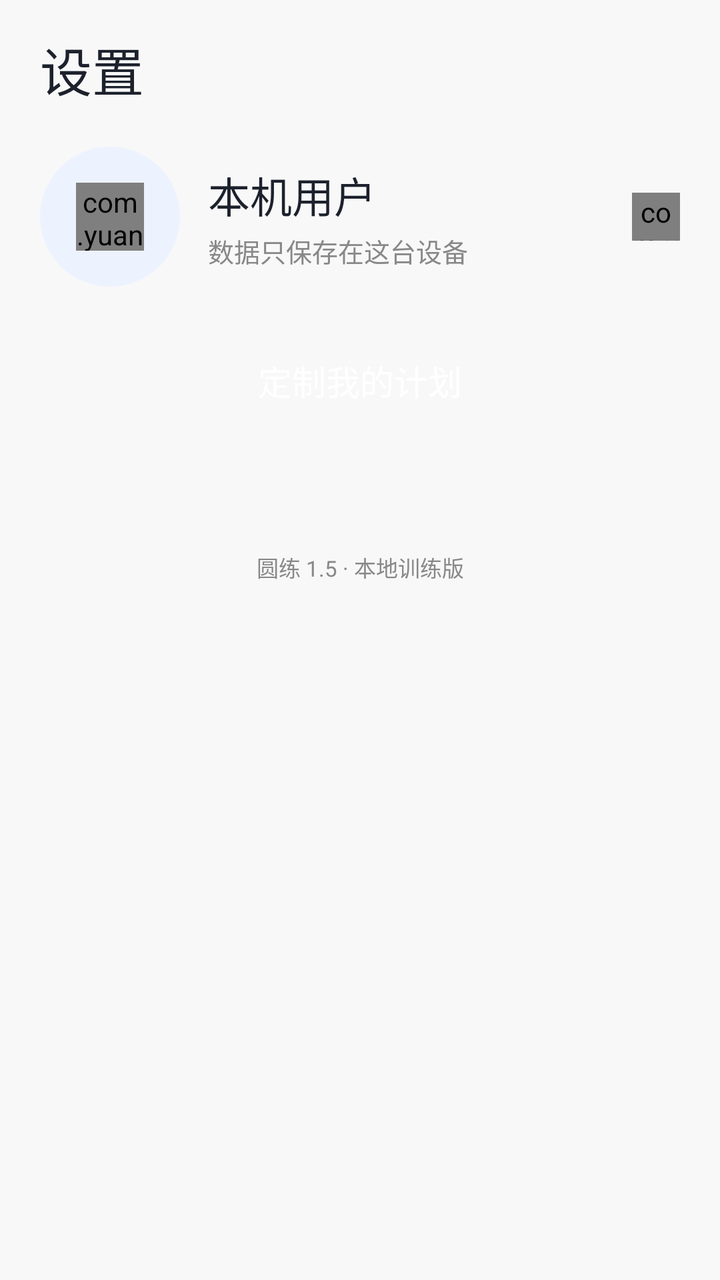
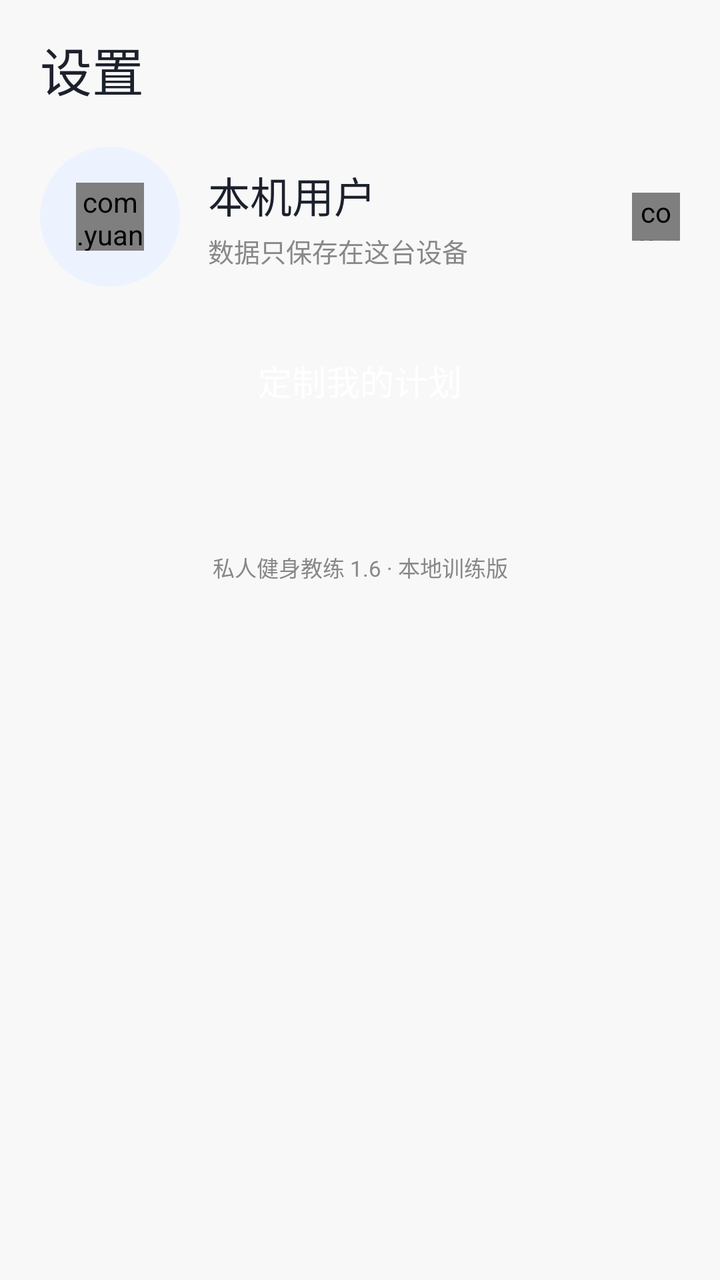

Screens rendered from an Android XML layout before and after an edit, with the pre-edit source and the edit as a unified diff.
<!-- AndroidManifest.xml: application theme AppTheme -->
<!-- res/layout/activity_settings.xml -->
<?xml version="1.0" encoding="utf-8"?>
<LinearLayout xmlns:android="http://schemas.android.com/apk/res/android"
    android:id="@+id/root"
    android:layout_width="match_parent"
    android:layout_height="match_parent"
    android:background="@color/bg"
    android:orientation="vertical">

    <ScrollView
        android:layout_width="match_parent"
        android:layout_height="0dp"
        android:layout_weight="1"
        android:clipToPadding="false"
        android:fillViewport="true"
        android:scrollbars="none">

        <LinearLayout
            android:layout_width="match_parent"
            android:layout_height="wrap_content"
            android:orientation="vertical"
            android:paddingLeft="20dp"
            android:paddingTop="16dp"
            android:paddingRight="20dp"
            android:paddingBottom="28dp">

            <TextView
                android:id="@+id/tv_title"
                android:layout_width="match_parent"
                android:layout_height="wrap_content"
                android:includeFontPadding="false"
                android:text="设置"
                android:textColor="@color/ink"
                android:textSize="26sp" />

            <LinearLayout
                android:id="@+id/profile_row"
                android:layout_width="match_parent"
                android:layout_height="wrap_content"
                android:layout_marginTop="20dp"
                android:gravity="center_vertical"
                android:orientation="horizontal">

                <FrameLayout
                    android:layout_width="70dp"
                    android:layout_height="70dp"
                    android:background="@drawable/bg_soft_circle">

                    <com.yuanlian.app.IconView
                        android:id="@+id/icon_user"
                        android:layout_width="34dp"
                        android:layout_height="34dp"
                        android:layout_gravity="center" />
                </FrameLayout>

                <LinearLayout
                    android:layout_width="0dp"
                    android:layout_height="wrap_content"
                    android:layout_marginLeft="14dp"
                    android:layout_weight="1"
                    android:orientation="vertical">

                    <TextView
                        android:id="@+id/tv_name"
                        android:layout_width="match_parent"
                        android:layout_height="wrap_content"
                        android:text="本机用户"
                        android:textColor="@color/ink"
                        android:textSize="21sp" />

                    <TextView
                        android:id="@+id/tv_sub"
                        android:layout_width="match_parent"
                        android:layout_height="wrap_content"
                        android:layout_marginTop="3dp"
                        android:text="数据只保存在这台设备"
                        android:textColor="@color/ink_soft"
                        android:textSize="13sp" />
                </LinearLayout>

                <com.yuanlian.app.IconView
                    android:id="@+id/btn_sync"
                    android:layout_width="24dp"
                    android:layout_height="24dp" />
            </LinearLayout>

            <TextView
                android:id="@+id/btn_custom"
                android:layout_width="match_parent"
                android:layout_height="54dp"
                android:layout_marginTop="20dp"
                android:gravity="center"
                android:text="定制我的计划"
                android:textColor="@color/white"
                android:textSize="17sp" />

            <LinearLayout
                android:id="@+id/card_main"
                android:layout_width="match_parent"
                android:layout_height="wrap_content"
                android:layout_marginTop="22dp"
                android:orientation="vertical" />

            <LinearLayout
                android:id="@+id/card_more"
                android:layout_width="match_parent"
                android:layout_height="wrap_content"
                android:layout_marginTop="16dp"
                android:orientation="vertical" />

            <TextView
                android:layout_width="match_parent"
                android:layout_height="wrap_content"
                android:layout_marginTop="20dp"
                android:gravity="center"
                android:text="圆练 1.5 · 本地训练版"
                android:textColor="@color/ink_soft"
                android:textSize="11sp" />

        </LinearLayout>
    </ScrollView>

    <FrameLayout
        android:id="@+id/nav_holder"
        android:layout_width="match_parent"
        android:layout_height="wrap_content" />

</LinearLayout>
<!-- resources referenced by this layout -->
<resources>
  <color name="bg">#F8F8F8</color>
  <color name="ink">#1C212C</color>
  <color name="ink_soft">#888888</color>
  <color name="white">#FFFFFF</color>
  <!-- drawable bg_soft_circle (drawable) -->
  <?xml version="1.0" encoding="utf-8"?>
  <shape xmlns:android="http://schemas.android.com/apk/res/android"
      android:shape="oval">
      <solid android:color="#EDF2FF" />
  </shape>
  <style name="AppTheme" parent="@android:style/Theme.Material.Light.NoActionBar">
          <item name="android:windowBackground">#F8F8F8</item>
          <item name="android:statusBarColor">#F8F8F8</item>
          <item name="android:navigationBarColor">#F8F8F8</item>
          <item name="android:windowLightStatusBar">true</item>
          <item name="android:colorAccent">#004AFF</item>
      </style>
</resources>

<!-- the commit's change to res/layout/activity_settings.xml (unified diff, before → after) -->
@@ -112,7 +112,7 @@
                 android:layout_height="wrap_content"
                 android:layout_marginTop="20dp"
                 android:gravity="center"
-                android:text="圆练 1.5 · 本地训练版"
+                android:text="私人健身教练 1.6 · 本地训练版"
                 android:textColor="@color/ink_soft"
                 android:textSize="11sp" />
 
